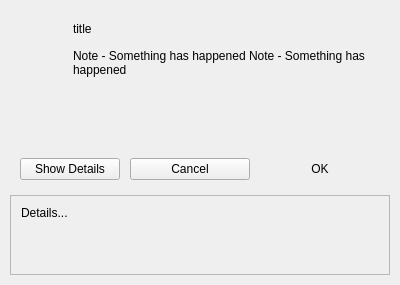
This is BlockSettleUILib/BSMessageBox.ui in BlockSettle/terminal as Qt 5 draws it before an edit. The edited form follows.
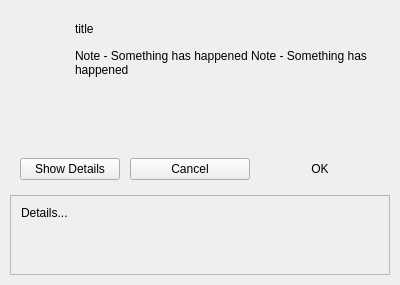
This is the edited form. Icons and pictures are not drawn.

Commit message: Terminal login dialog reimplemented BSMessageBox fixed

```diff
--- a/BlockSettleUILib/BSMessageBox.ui
+++ b/BlockSettleUILib/BSMessageBox.ui
@@ -35,6 +35,9 @@
    <property name="spacing">
     <number>0</number>
    </property>
+   <property name="sizeConstraint">
+    <enum>QLayout::SetDefaultConstraint</enum>
+   </property>
    <property name="leftMargin">
     <number>0</number>
    </property>
@@ -145,9 +148,15 @@
             <verstretch>0</verstretch>
            </sizepolicy>
           </property>
+          <property name="minimumSize">
+           <size>
+            <width>303</width>
+            <height>0</height>
+           </size>
+          </property>
           <property name="maximumSize">
            <size>
-            <width>16777215</width>
+            <width>303</width>
             <height>16777215</height>
            </size>
           </property>
```
Left out of the diff: 20 changed lines with no effect on the pictures. The commit also changes 16 other files.
